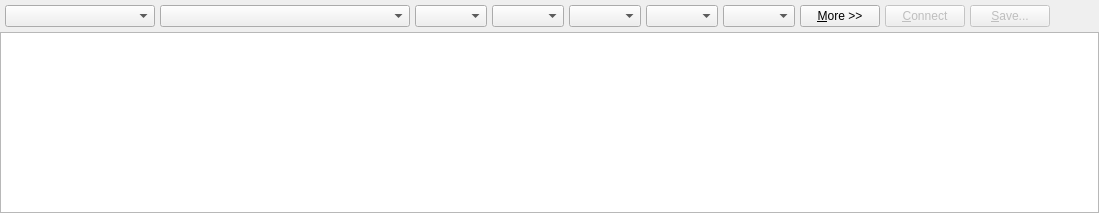
Old version of the form src/ui/consoletab.ui in the repository solaristhesun/superterm.
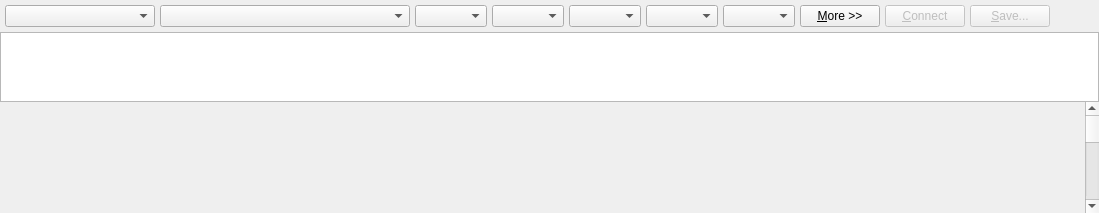
New version of the form. Custom widgets are drawn as their Qt base class.

```diff
--- a/src/ui/consoletab.ui
+++ b/src/ui/consoletab.ui
@@ -218,6 +218,51 @@
      </property>
     </widget>
    </item>
+   <item>
+    <widget class="QScrollArea" name="scrollArea">
+     <property name="autoFillBackground">
+      <bool>false</bool>
+     </property>
+     <property name="frameShape">
+      <enum>QFrame::NoFrame</enum>
+     </property>
+     <property name="frameShadow">
+      <enum>QFrame::Plain</enum>
+     </property>
+     <property name="verticalScrollBarPolicy">
+      <enum>Qt::ScrollBarAlwaysOn</enum>
+     </property>
+     <property name="horizontalScrollBarPolicy">
+      <enum>Qt::ScrollBarAlwaysOff</enum>
+     </property>
+     <property name="widgetResizable">
+      <bool>false</bool>
+     </property>
+     <widget class="CConsoleViewEx" name="consoleViewEx">
+      <property name="geometry">
+       <rect>
+        <x>0</x>
+        <y>0</y>
+        <width>1085</width>
+        <height>1000</height>
+       </rect>
+      </property>
+      <property name="sizePolicy">
+       <sizepolicy hsizetype="Expanding" vsizetype="Preferred">
+        <horstretch>0</horstretch>
+        <verstretch>0</verstretch>
+       </sizepolicy>
+      </property>
+      <property name="baseSize">
+       <size>
+        <width>0</width>
+        <height>0</height>
+       </size>
+      </property>
+      <zorder>logPanel</zorder>
+     </widget>
+    </widget>
+   </item>
    <item>
     <widget class="LogfilePanel" name="logPanel">
      <property name="frameShape">
@@ -340,6 +385,12 @@
     <signal>loggingStopped()</signal>
    </slots>
   </customwidget>
+  <customwidget>
+   <class>CConsoleViewEx</class>
+   <extends>QWidget</extends>
+   <header>src/ui/consoleviewex.h</header>
+   <container>1</container>
+  </customwidget>
  </customwidgets>
  <resources/>
  <connections>
```
